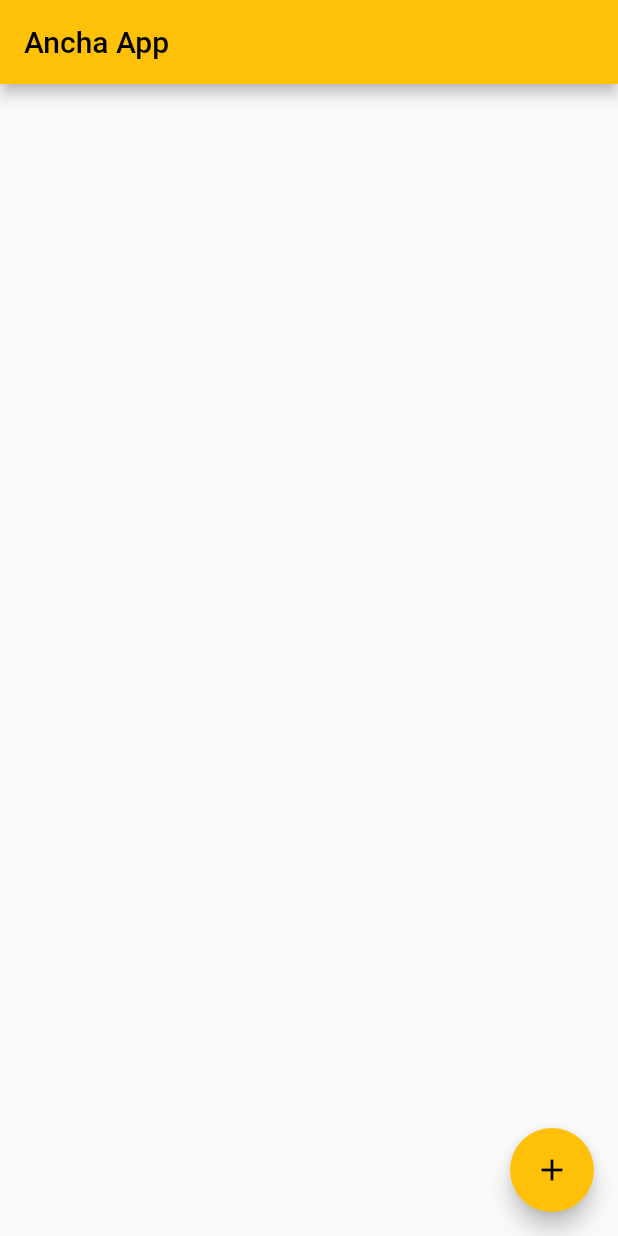
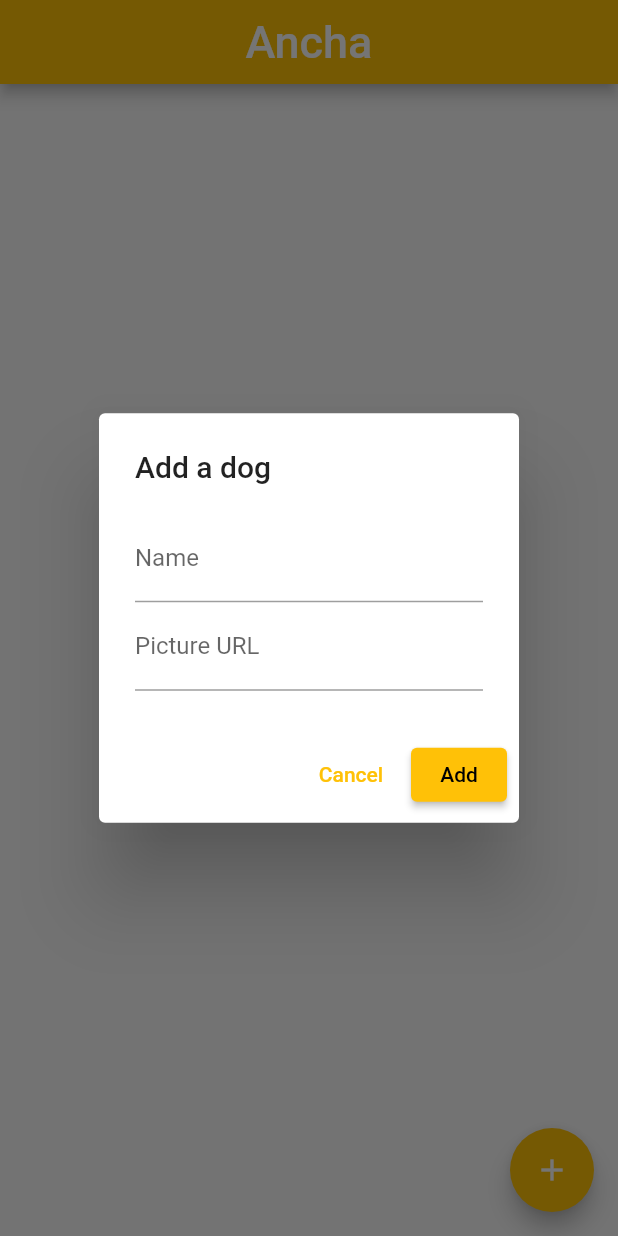
Before and after one commit to bujosa/ancha, a Flutter app: the screen it shows after launch, after a tap on the "add" icon, on a phone screen of 412 x 824 dp. Run offline on Flutter 3.47's test engine with Material 2 defaults, Android fonts, the phone set to English and light mode, and no system bars; our stand-ins replace cached_network_image, cloud_firestore, firebase_core; accounts and stored records are empty.

```diff
--- a/lib/presentation/pages/home.dart
+++ b/lib/presentation/pages/home.dart
@@ -13,17 +13,24 @@ class MyHomePage extends StatefulWidget {
   State<MyHomePage> createState() => _MyHomePageState();
 }
 
-// Add un list view with a list of items to the body of the scaffold, but this items have a card widget that contain a name and picture
 class _MyHomePageState extends State<MyHomePage> {
+  final _formKey = GlobalKey<FormState>();
+  final _nameController = TextEditingController();
+  final _pictureController = TextEditingController();
+
   @override
   Widget build(BuildContext context) {
     final dogProvider = Provider.of<DogProvider>(context);
 
     return Scaffold(
       appBar: AppBar(
-        title: const Text('Ancha App'),
+        title: const Text('Ancha',
+            style: TextStyle(color: Colors.white, fontSize: 30)),
+        centerTitle: true,
       ),
-      body: StreamBuilder<List<Dog>>(
+      body: Padding(
+        padding: const EdgeInsets.symmetric(vertical: 8.0),
+        child: StreamBuilder<List<Dog>>(
             stream: dogProvider.getDogs(),
             builder: (context, snapshop) {
               if (snapshop.hasData) {
@@ -38,20 +45,75 @@ class _MyHomePageState extends State<MyHomePage> {
                 return const Center(child: CircularProgressIndicator());
               }
             }),
+      ),
       floatingActionButton: FloatingActionButton(
-        onPressed: () {},
-        tooltip: 'Increment',
-        child: const Icon(Icons.add),
+        onPressed: () {
+          showDialog(
+            context: context,
+            builder: (BuildContext context) {
+              return AlertDialog(
+                title: const Text('Add a dog'),
+                content: Form(
+                  key: _formKey,
+                  child: Column(
+                    mainAxisSize: MainAxisSize.min,
+                    children: <Widget>[
+                      TextFormField(
+                        controller: _nameController,
+                        decoration: const InputDecoration(
+                          labelText: 'Name',
+                        ),
+                        validator: (value) {
+                          if (value == null || value.isEmpty) {
+                            return 'Please enter a name';
+                          }
+                          return null;
+                        },
+                      ),
+                      TextFormField(
+                        controller: _pictureController,
+                        decoration: const InputDecoration(
+                          labelText: 'Picture URL',
+                        ),
+                        validator: (value) {
+                          if (value == null || value.isEmpty) {
+                            return 'Please enter a picture URL';
+                          }
+                          return null;
+                        },
+                      ),
+                    ],
+                  ),
+                ),
+                actions: <Widget>[
+                  TextButton(
+                    onPressed: () {
+                      Navigator.of(context).pop();
+                    },
+                    child: const Text('Cancel'),
+                  ),
+                  ElevatedButton(
+                    onPressed: () {
+                      if (_formKey.currentState!.validate()) {
+                        final dog = Dog(
+                          name: _nameController.text.trim(),
+                          picture: _pictureController.text.trim(),
+                        );
+
+                        dogProvider.addDog(dog);
+                        Navigator.of(context).pop();
+                      }
+                    },
+                    child: const Text('Add'),
+                  ),
+                ],
+              );
+            },
+          );
+        },
+        tooltip: 'Add a dog',
+        child: const Icon(Icons.add, color: Colors.white),
       ),
     );
   }
 }
-
-// ListView(
-//         children: const <Widget>[
-//           ItemWidget(
-//               name: "Marinette",
-//               imageUrl:
-//                   "https://images.hola.com/imagenes/mascotas/20221020219416/razas-perros-toy/1-154-393/02-bichon-maltes-a.jpg?tx=w_360")
-//         ],
-// )
```
Lines whose indentation alone changed are shown as unchanged.
